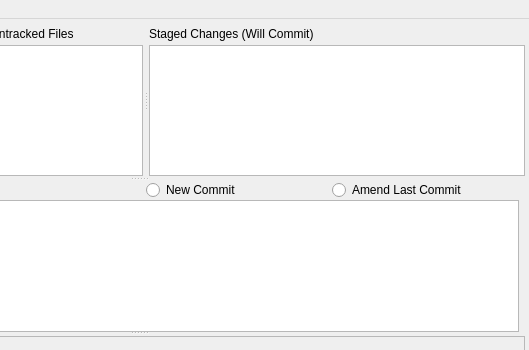
Qt form ui/maingui.ui (git-cola/git-cola) before a commit; both pictures show x 251 to 780 and y 0 to 350 of the 780 by 512 pixel window.
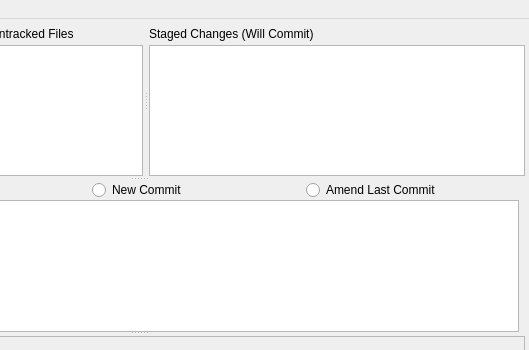
The same form after that commit.

Commit message:
Mac OS X UI tweaks
Signed-off by: David Aguilar <davvid@gmail.com>

The edit to the form file:
```diff
--- a/ui/maingui.ui
+++ b/ui/maingui.ui
@@ -296,7 +296,7 @@
                </property>
                <property name="sizeHint" >
                 <size>
-                 <width>100</width>
+                 <width>20</width>
                  <height>20</height>
                 </size>
                </property>
```
The commit also changes 1 other file.
